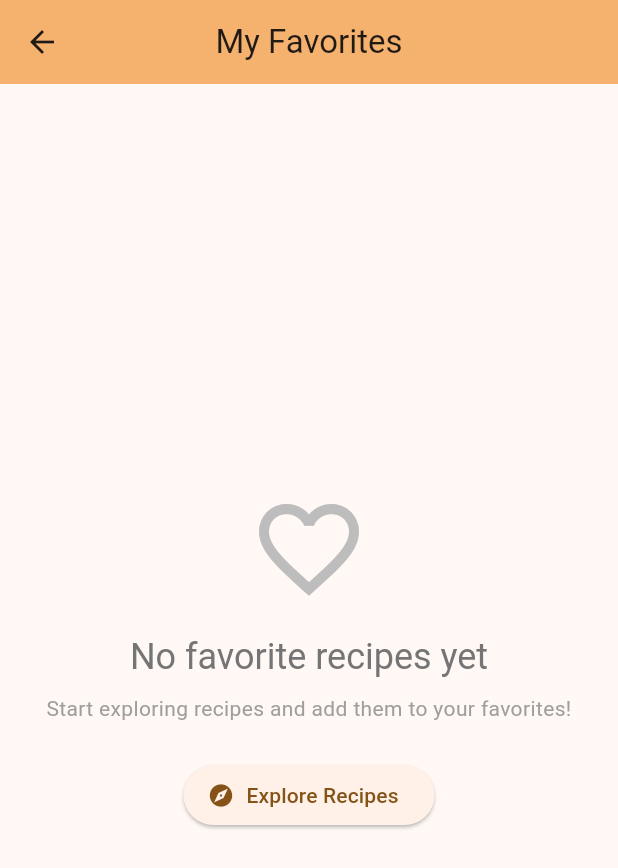
After one commit to Monster0506/RecipeExplorer, a Flutter app: the screen it shows after launch, after a tap on the "favorite" icon, on a phone screen of 412 x 824 dp. The commit adds this screen. Shown: the top 868 px of the screen. Run offline on Flutter 3.47's test engine with Material 3 defaults, Android fonts, the phone set to English and light mode, and no system bars; our stand-ins replace shared_preferences; network calls fail.

Commit message:
Add favorites screen

```diff
--- a/lib/main.dart
+++ b/lib/main.dart
@@ -2,6 +2,8 @@ import 'package:flutter/material.dart';
 import 'package:provider/provider.dart';
 import 'providers/favorites_provider.dart';
 import 'screens/recipe_list_screen.dart';
+import 'screens/favorites_screen.dart';
+import 'screens/recipe_detail_screen.dart';
 
 void main() {
   runApp(const RecipeExplorerApp());
@@ -33,7 +35,14 @@ class RecipeExplorerApp extends StatelessWidget {
             ),
           ),
         ),
-        home: const RecipeListScreen(),
+        initialRoute: '/',
+        routes: {
+          '/': (context) => const RecipeListScreen(),
+          '/favorites': (context) => const FavoritesScreen(),
+          '/recipe-detail': (context) => RecipeDetailScreen(
+                recipeId: ModalRoute.of(context)!.settings.arguments as String,
+              ),
+        },
         debugShowCheckedModeBanner: false,
       ),
     );
--- /dev/null
+++ b/lib/screens/favorites_screen.dart
@@ -0,0 +1,172 @@
+import 'package:flutter/material.dart';
+import 'package:provider/provider.dart';
+import '../models/recipe.dart';
+import '../providers/favorites_provider.dart';
+import '../services/recipe_service.dart';
+import '../widgets/recipe_card.dart';
+import '../widgets/recipe_skeleton.dart';
+import '../widgets/error_widget.dart';
+
+class FavoritesScreen extends StatefulWidget {
+  const FavoritesScreen({super.key});
+
+  @override
+  State<FavoritesScreen> createState() => _FavoritesScreenState();
+}
+
+class _FavoritesScreenState extends State<FavoritesScreen> {
+  final RecipeService _recipeService = RecipeService();
+  List<Recipe> _favoriteRecipes = [];
+  bool _isLoading = true;
+  String? _errorMessage;
+
+  @override
+  void initState() {
+    super.initState();
+    _loadFavoriteRecipes();
+  }
+
+  Future<void> _loadFavoriteRecipes() async {
+    setState(() {
+      _isLoading = true;
+      _errorMessage = null;
+    });
+
+    try {
+      final favoritesProvider = context.read<FavoritesProvider>();
+      final favoriteIds = favoritesProvider.favoriteIds;
+
+      if (favoriteIds.isEmpty) {
+        setState(() {
+          _favoriteRecipes = [];
+          _isLoading = false;
+        });
+        return;
+      }
+
+      // Fetch details for all favorite recipes
+      List<Recipe> recipes = [];
+      for (String id in favoriteIds) {
+        try {
+          final recipe = await _recipeService.fetchRecipeDetails(id);
+          recipes.add(recipe);
+        } catch (e) {
+          // Skip recipes that can't be loaded
+          print('Failed to load favorite recipe $id: $e');
+        }
+      }
+
+      setState(() {
+        _favoriteRecipes = recipes;
+        _isLoading = false;
+      });
+    } catch (e) {
+      setState(() {
+        _errorMessage = 'Failed to load favorite recipes: $e';
+        _isLoading = false;
+      });
+    }
+  }
+
+  @override
+  Widget build(BuildContext context) {
+    return Scaffold(
+      appBar: AppBar(
+        title: const Text('My Favorites'),
+        backgroundColor: Theme.of(context).colorScheme.inversePrimary,
+        elevation: 2,
+      ),
+      body: _buildBody(),
+    );
+  }
+
+  Widget _buildBody() {
+    if (_isLoading) {
+      return const RecipeListSkeleton(itemCount: 8);
+    }
+
+    if (_errorMessage != null) {
+      return ErrorDisplayWidget(
+        message: _errorMessage!,
+        onRetry: _loadFavoriteRecipes,
+      );
+    }
+
+    if (_favoriteRecipes.isEmpty) {
+      return _buildEmptyState();
+    }
+
+    return _buildRecipeGrid();
+  }
+
+  Widget _buildEmptyState() {
+    return Center(
+      child: Column(
+        mainAxisAlignment: MainAxisAlignment.center,
+        children: [
+          Icon(
+            Icons.favorite_border,
+            size: 80,
+            color: Colors.grey[400],
+          ),
+          const SizedBox(height: 16),
+          Text(
+            'No favorite recipes yet',
+            style: Theme.of(context).textTheme.headlineSmall?.copyWith(
+              color: Colors.grey[600],
+            ),
+          ),
+          const SizedBox(height: 8),
+          Text(
+            'Start exploring recipes and add them to your favorites!',
+            style: Theme.of(context).textTheme.bodyMedium?.copyWith(
+              color: Colors.grey[500],
+            ),
+            textAlign: TextAlign.center,
+          ),
+          const SizedBox(height: 24),
+          ElevatedButton.icon(
+            onPressed: () => Navigator.pop(context),
+            icon: const Icon(Icons.explore),
+            label: const Text('Explore Recipes'),
+          ),
+        ],
+      ),
+    );
+  }
+
+  Widget _buildRecipeGrid() {
+    return LayoutBuilder(
+      builder: (context, constraints) {
+        int crossAxisCount = constraints.maxWidth < 600 ? 1 :
+                           constraints.maxWidth < 1200 ? 2 : 3;
+
+        return GridView.builder(
+          padding: const EdgeInsets.all(16),
+          gridDelegate: SliverGridDelegateWithFixedCrossAxisCount(
+            crossAxisCount: crossAxisCount,
+            childAspectRatio: 0.8,
+            crossAxisSpacing: 16,
+            mainAxisSpacing: 16,
+          ),
+          itemCount: _favoriteRecipes.length,
+          itemBuilder: (context, index) {
+            final recipe = _favoriteRecipes[index];
+            return RecipeCard(
+              recipe: recipe,
+              onTap: () => _navigateToRecipeDetail(recipe),
+            );
+          },
+        );
+      },
+    );
+  }
+
+  void _navigateToRecipeDetail(Recipe recipe) {
+    Navigator.pushNamed(
+      context,
+      '/recipe-detail',
+      arguments: recipe.id,
+    );
+  }
+}
--- a/lib/screens/recipe_list_screen.dart
+++ b/lib/screens/recipe_list_screen.dart
@@ -2,6 +2,7 @@ import 'package:flutter/material.dart';
 import '../models/recipe.dart';
 import '../services/recipe_service.dart';
 import '../widgets/recipe_card.dart';
+import '../widgets/recipe_skeleton.dart';
 import '../widgets/error_widget.dart';
 import 'recipe_detail_screen.dart';
 
@@ -51,6 +52,13 @@ class _RecipeListScreenState extends State<RecipeListScreen> {
         title: const Text('Recipe Explorer'),
         backgroundColor: Theme.of(context).colorScheme.inversePrimary,
         elevation: 2,
+        actions: [
+          IconButton(
+            icon: const Icon(Icons.favorite),
+            onPressed: () => Navigator.pushNamed(context, '/favorites'),
+            tooltip: 'My Favorites',
+          ),
+        ],
       ),
       body: _buildBody(),
     );
@@ -58,16 +66,7 @@ class _RecipeListScreenState extends State<RecipeListScreen> {
 
   Widget _buildBody() {
     if (_isLoading) {
-      return const Center(
-        child: Column(
-          mainAxisAlignment: MainAxisAlignment.center,
-          children: [
-            CircularProgressIndicator(),
-            SizedBox(height: 16),
-            Text('Loading delicious recipes...'),
-          ],
-        ),
-      );
+      return const RecipeListSkeleton(itemCount: 8);
     }
 
     if (_errorMessage != null) {
@@ -115,11 +114,10 @@ class _RecipeListScreenState extends State<RecipeListScreen> {
   }
 
   void _navigateToRecipeDetail(Recipe recipe) {
-    Navigator.push(
+    Navigator.pushNamed(
       context,
-      MaterialPageRoute(
-        builder: (context) => RecipeDetailScreen(recipeId: recipe.id),
-      ),
+      '/recipe-detail',
+      arguments: recipe.id,
     );
   }
 }
--- /dev/null
+++ b/lib/widgets/recipe_skeleton.dart
@@ -0,0 +1,95 @@
+import 'package:flutter/material.dart';
+
+class RecipeSkeleton extends StatelessWidget {
+  const RecipeSkeleton({super.key});
+
+  @override
+  Widget build(BuildContext context) {
+    return Card(
+      elevation: 4,
+      shape: RoundedRectangleBorder(
+        borderRadius: BorderRadius.circular(12),
+      ),
+      child: Column(
+        crossAxisAlignment: CrossAxisAlignment.start,
+        children: [
+          // Image skeleton
+          Expanded(
+            flex: 3,
+            child: Container(
+              decoration: BoxDecoration(
+                color: Colors.grey[300],
+                borderRadius: const BorderRadius.vertical(top: Radius.circular(12)),
+              ),
+              child: const Center(
+                child: SizedBox(
+                  width: 40,
+                  height: 40,
+                  child: CircularProgressIndicator(
+                    strokeWidth: 2,
+                    valueColor: AlwaysStoppedAnimation<Color>(Colors.grey),
+                  ),
+                ),
+              ),
+            ),
+          ),
+          // Content skeleton
+          Expanded(
+            flex: 1,
+            child: Padding(
+              padding: const EdgeInsets.all(12.0),
+              child: Column(
+                crossAxisAlignment: CrossAxisAlignment.start,
+                children: [
+                  // Title skeleton
+                  Container(
+                    height: 16,
+                    width: double.infinity,
+                    decoration: BoxDecoration(
+                      color: Colors.grey[300],
+                      borderRadius: BorderRadius.circular(4),
+                    ),
+                  ),
+                  const SizedBox(height: 8),
+                  // Category skeleton
+                  Container(
+                    height: 12,
+                    width: 80,
+                    decoration: BoxDecoration(
+                      color: Colors.grey[300],
+                      borderRadius: BorderRadius.circular(4),
+                    ),
+                  ),
+                ],
+              ),
+            ),
+          ),
+        ],
+      ),
+    );
+  }
+}
+
+class RecipeListSkeleton extends StatelessWidget {
+  final int itemCount;
+
+  const RecipeListSkeleton({
+    super.key,
+    this.itemCount = 6,
+  });
+
+  @override
+  Widget build(BuildContext context) {
+    return GridView.builder(
+      padding: const EdgeInsets.all(16),
+      gridDelegate: const SliverGridDelegateWithFixedCrossAxisCount(
+        crossAxisCount: 2,
+        childAspectRatio: 0.8,
+        crossAxisSpacing: 16,
+        mainAxisSpacing: 16,
+      ),
+      itemCount: itemCount,
+      itemBuilder: (context, index) => const RecipeSkeleton(),
+    );
+  }
+}
```
Also changed, not shown: lib/screens/recipe_detail_screen.dart (+2 -10 lines), lib/widgets/recipe_detail_skeleton.dart (added, +143 -0 lines).
